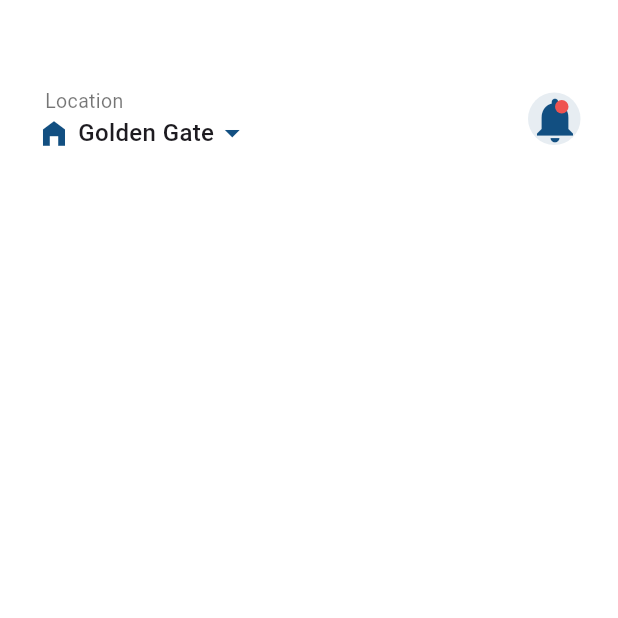
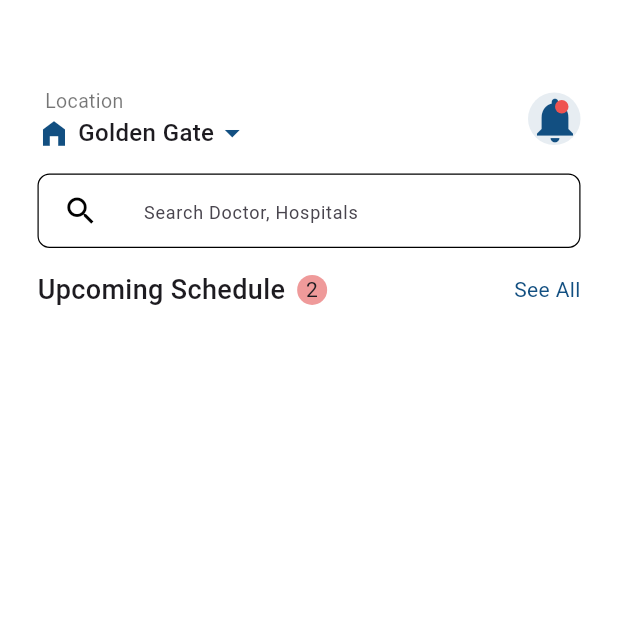
Before and after one commit to wizfury/drreach, a Flutter app: the screen it shows after launch, on a phone screen of 412 x 824 dp, the top half of it. Run offline on Flutter 3.47's test engine with Material 3 defaults, Android fonts, the light colour scheme and no system bars; our stand-ins replace bloc.

Commit message:
UI 15% done

```diff
--- a/lib/features/homepage/presentation/homepage.dart
+++ b/lib/features/homepage/presentation/homepage.dart
@@ -1,5 +1,7 @@
 import 'package:drreach/features/homepage/presentation/widgets/location_and_notifications/location.dart';
 import 'package:drreach/features/homepage/presentation/widgets/location_and_notifications/notifications_logo.dart';
+import 'package:drreach/features/homepage/presentation/widgets/searchbar/searchbar.dart';
+import 'package:drreach/features/homepage/presentation/widgets/upcoming_schedule/schedule.dart';
 import 'package:flutter/material.dart';
 
 class HomePage extends StatefulWidget {
@@ -15,17 +17,37 @@ class _HomePageState extends State<HomePage> {
     return Scaffold(
       backgroundColor: Colors.white,
       body: Padding(
-        padding: const EdgeInsets.only(left: 25, right: 25),
+        padding: const EdgeInsets.only(
+          left: 25,
+          right: 25,
+        ),
         child: Column(
+          crossAxisAlignment: CrossAxisAlignment.start,
           children: [
             SizedBox(
               height: MediaQuery.of(context).size.height * 0.07,
             ),
-            Row(
+            const Row(
+              mainAxisAlignment: MainAxisAlignment.spaceBetween,
+              children: [LocationLogo(), NotificationLogo()],
+            ),
+            const SizedBox(
+              height: 15,
+            ),
+            SearchWidget(),
+            const SizedBox(
+              height: 15,
+            ),
+            const Row(
               mainAxisAlignment: MainAxisAlignment.spaceBetween,
               children: [
-              LocationLogo(),
-               NotificationLogo()
+              ScheduleGroup(),
+                Text(
+                  "See All",
+                  style: TextStyle(
+                    color: Color.fromARGB(255, 18, 79, 129),
+                  ),
+                )
               ],
             )
           ],
--- /dev/null
+++ b/lib/features/homepage/presentation/widgets/searchbar/searchbar.dart
@@ -0,0 +1,36 @@
+import 'package:flutter/material.dart';
+
+class SearchWidget extends StatelessWidget {
+  @override
+  Widget build(BuildContext context) {
+    return Container(
+      padding: EdgeInsets.symmetric(horizontal: 16.0),
+      decoration: BoxDecoration(
+        color: Colors.white,
+        borderRadius: BorderRadius.circular(8.0),
+        border: Border.all(color: Colors.black,width: 0.8),
+
+      ),
+      child: const Row(
+        children: [
+          Icon(
+            Icons.search,
+            color: Colors.black,
+          ),
+          SizedBox(width: 30.0),
+          Expanded(
+            child: TextField(
+              textAlign: TextAlign.left,
+              decoration: InputDecoration(
+                border: InputBorder.none,
+                hintText: 'Search Doctor, Hospitals',
+                hintStyle: TextStyle(fontSize: 12, ),
+
+              ),
+            ),
+          ),
+        ],
+      ),
+    );
+  }
+}
--- /dev/null
+++ b/lib/features/homepage/presentation/widgets/upcoming_schedule/schedule.dart
@@ -0,0 +1,38 @@
+import 'package:flutter/material.dart';
+
+class ScheduleGroup extends StatelessWidget {
+  const ScheduleGroup({super.key});
+
+  @override
+  Widget build(BuildContext context) {
+    return   Row(
+      children: [
+        const Text(
+          "Upcoming Schedule",
+          style: TextStyle(
+            fontSize: 18,
+            fontWeight: FontWeight.w500,
+          ),
+        ),
+        const SizedBox(
+          width: 8,
+        ),
+        Container(
+          height: 20,
+          width: 20,
+          decoration: BoxDecoration(
+            shape: BoxShape.circle,
+            color: Colors.red.shade200,
+          ),
+          child: const Text(
+            "2",
+            textAlign: TextAlign.center,
+            style: TextStyle(
+              fontWeight: FontWeight.w400,
+            ),
+          ),
+        ),
+      ],
+    );
+  }
+}
```
Also changed, not shown: lib/features/homepage/presentation/widgets/upcoming_schedule/schudule_doctor_card.dart (added).
